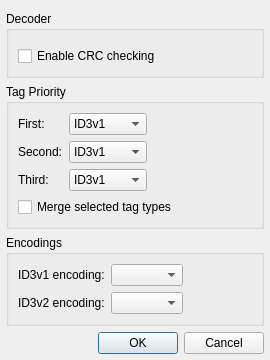
Greedysky/TTKMusicPlayer, file qmmp/src/plugins/Input/mpeg/settingsdialog.ui: the form before one commit.
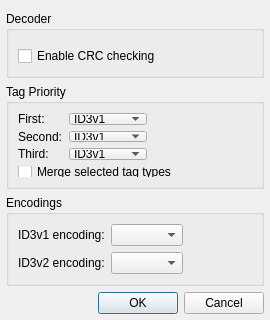
The form after the commit.

What changed in the file:
```diff
--- a/qmmp/src/plugins/Input/mpeg/settingsdialog.ui
+++ b/qmmp/src/plugins/Input/mpeg/settingsdialog.ui
@@ -7,9 +7,21 @@
     <x>0</x>
     <y>0</y>
     <width>270</width>
-    <height>335</height>
+    <height>320</height>
    </rect>
   </property>
+  <property name="minimumSize">
+   <size>
+    <width>270</width>
+    <height>320</height>
+   </size>
+  </property>
+  <property name="maximumSize">
+   <size>
+    <width>270</width>
+    <height>320</height>
+   </size>
+  </property>
   <property name="windowTitle">
    <string>MPEG Plugin Settings</string>
   </property>
```
